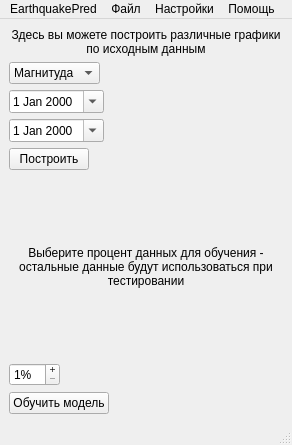
The window that ui/main.ui (diamlx/earthquake) describes before a commit, drawn with Qt 5.
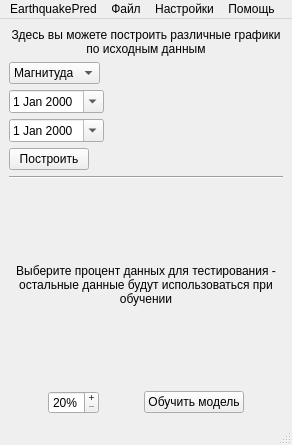
The same window after the commit.

The edit to the form file:
```diff
--- a/ui/main.ui
+++ b/ui/main.ui
@@ -104,10 +104,17 @@
       </property>
      </widget>
     </item>
+    <item>
+     <widget class="Line" name="line">
+      <property name="orientation">
+       <enum>Qt::Horizontal</enum>
+      </property>
+     </widget>
+    </item>
     <item>
      <widget class="QLabel" name="label_2">
       <property name="text">
-       <string>Выберите процент данных для обучения - остальные данные будут использоваться при тестировании</string>
+       <string>Выберите процент данных для тестирования - остальные данные будут использоваться при обучении</string>
       </property>
       <property name="alignment">
        <set>Qt::AlignCenter</set>
@@ -118,7 +125,9 @@
      </widget>
     </item>
     <item>
-     <widget class="QSpinBox" name="spinBox">
+     <layout class="QHBoxLayout" name="horizontalLayout">
+      <item>
+       <widget class="QSpinBox" name="percentBox">
       <property name="sizePolicy">
        <sizepolicy hsizetype="Fixed" vsizetype="Fixed">
         <horstretch>0</horstretch>
@@ -138,7 +147,7 @@
        <string/>
       </property>
       <property name="minimum">
-       <number>1</number>
+         <number>20</number>
       </property>
      </widget>
     </item>
@@ -154,6 +163,8 @@
        <string>Обучить модель</string>
       </property>
      </widget>
+      </item>
+     </layout>
     </item>
    </layout>
   </widget>
```
Lines whose indentation alone changed are shown as unchanged.
